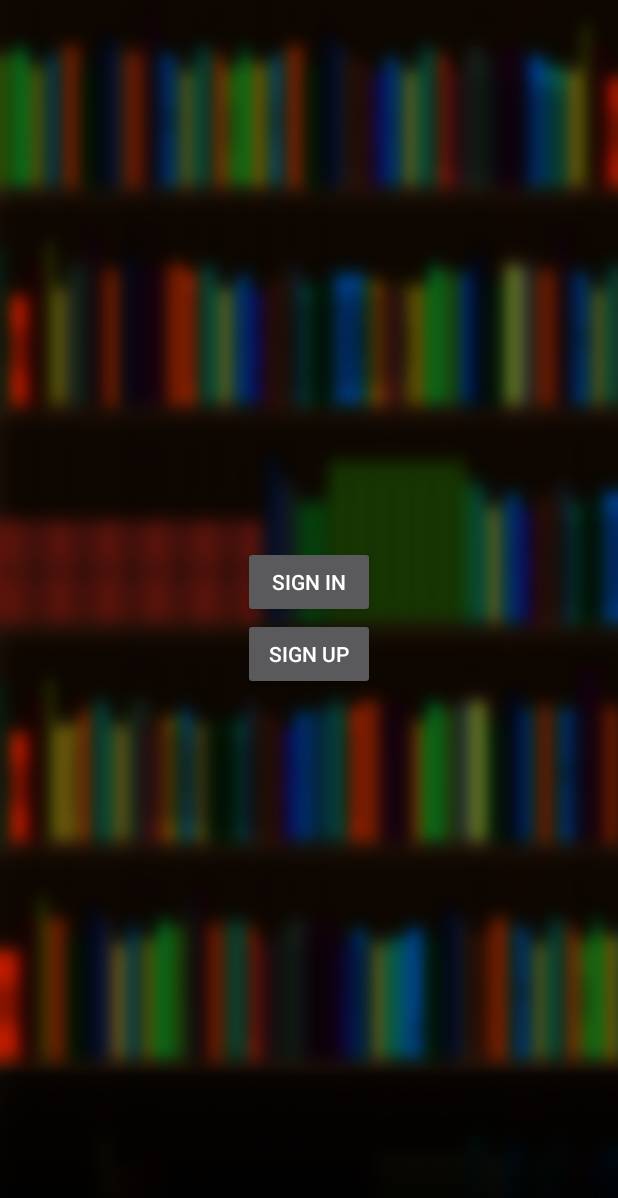
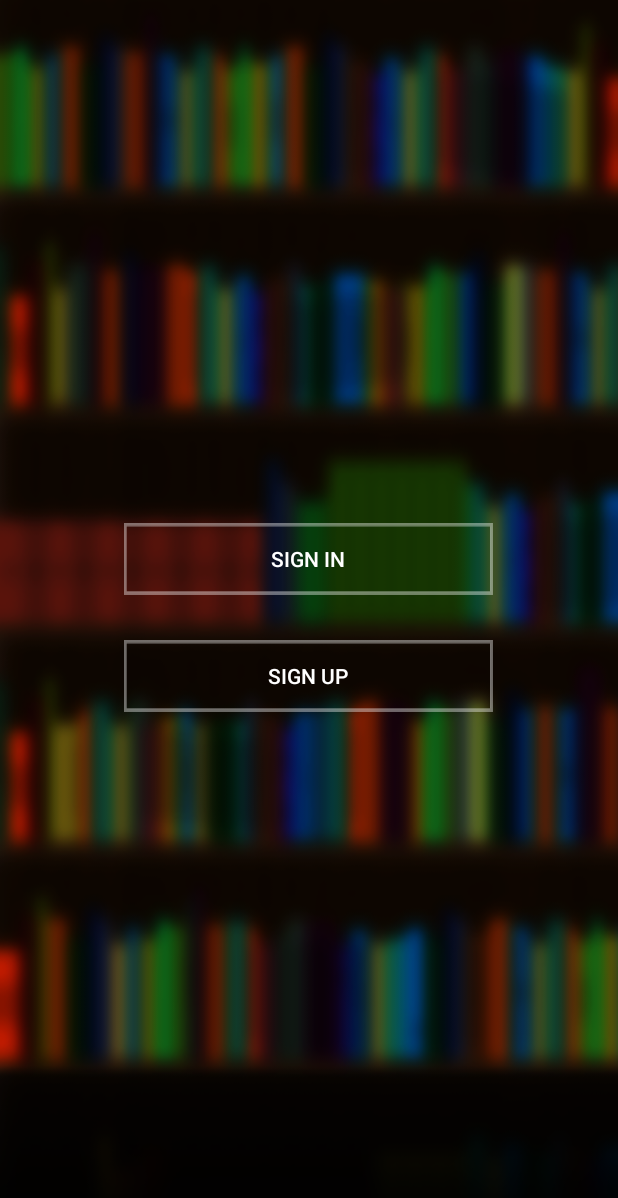
Before and after one commit to BCrossTeam/SmartCrossing-Android, an Android app: the screen it shows after launch (LoadingActivity), on a phone screen of 412 x 824 dp. Shown: the top 1198 px of the screen. Run offline under Robolectric (Android 15) with nearby library versions, the phone set to English and light mode, and no system bars; our stand-ins replace CircleImageView.

Commit message:
Nope, last time i didn't change ico and button background ;-; commit number 69

```diff
--- a/app/src/main/java/com/futurologeek/smartcrossing/SearchAdapter.java
+++ b/app/src/main/java/com/futurologeek/smartcrossing/SearchAdapter.java
@@ -42,7 +42,6 @@ public class SearchAdapter extends ArrayAdapter<Book> {
             holder.whole = (RelativeLayout) convertView.findViewById(R.id.whole_layout);
             holder.tvtitle.setText(getItem(position).getTitle());
             holder.tvauthor.setText(getItem(position).getAuthor());
-            holder.ivimage.setImageResource(R.drawable.nocover);
             getItem(position).setSearchListeners(holder, this, context);
             getItem(position).setCover(act, holder.ivimage);
             convertView.setTag(holder);
--- a/app/src/main/res/layout/activity_loading.xml
+++ b/app/src/main/res/layout/activity_loading.xml
@@ -20,6 +20,7 @@
 
         <Button
         android:text="@string/sign_in"
+            android:background="@drawable/loginbutton"
         android:layout_width="wrap_content"
         android:layout_height="wrap_content"
             android:layout_gravity="center_horizontal"
@@ -28,6 +29,8 @@
 
         <Button
             android:text="@string/sign_up_button"
+            android:layout_marginTop="@dimen/thirty"
+            android:background="@drawable/loginbutton"
             android:layout_width="wrap_content"
             android:id="@+id/sign_up_button"
             android:layout_gravity="center_horizontal"
--- a/app/src/main/res/layout/badge_item.xml
+++ b/app/src/main/res/layout/badge_item.xml
@@ -11,8 +11,7 @@
         android:layout_width="@dimen/fifty"
         android:layout_height="@dimen/fifty"
         android:id="@+id/badge_img"
-        android:layout_centerInParent="true"
-        android:src="@drawable/badge"/>
+        android:layout_centerInParent="true" />
 
     </RelativeLayout>
 
```
Also changed, not shown: app/src/main/res/drawable/floatingborrowbutton.png, app/src/main/res/mipmap-hdpi/ic_launcher.png, app/src/main/res/mipmap-mdpi/ic_launcher.png, app/src/main/res/mipmap-xhdpi/ic_launcher.png, app/src/main/res/mipmap-xxhdpi/ic_launcher.png, app/src/main/res/mipmap-xxxhdpi/ic_launcher.png, 1 other file.
